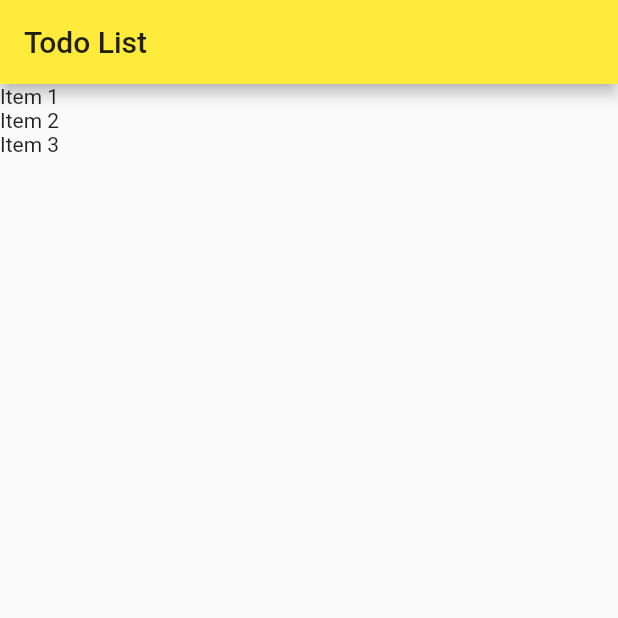
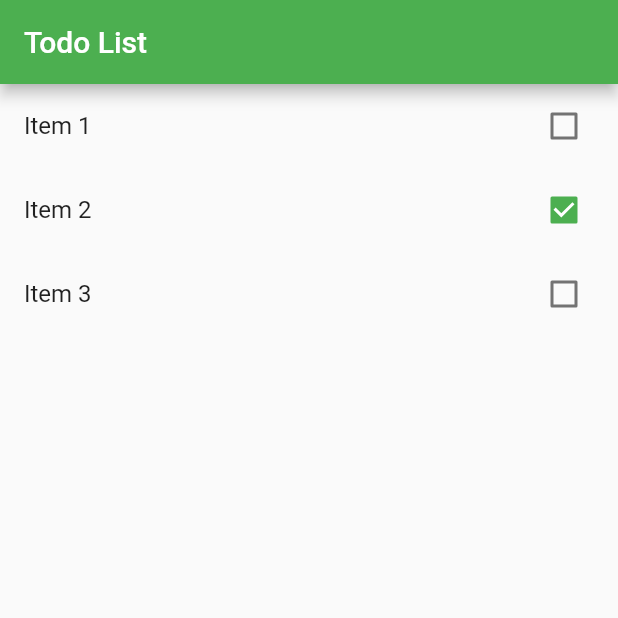
Before and after one commit to rafaelmadaloz/Todo-List-App, a Flutter app: the screen it shows after launch, on a phone screen of 412 x 824 dp, the top half of it. Run offline on Flutter 3.47's test engine with Material 2 defaults, Android fonts, the phone set to English and light mode, and no system bars; missing offline and left inert: dart:ffi.

```diff
--- a/lib/main.dart
+++ b/lib/main.dart
@@ -13,7 +13,7 @@ class MyApp extends StatelessWidget {
     return MaterialApp(
       title: 'Todo App',
       theme: ThemeData(
-        primarySwatch: Colors.yellow,
+        primarySwatch: Colors.green,
         visualDensity: VisualDensity.adaptivePlatformDensity,
       ),
       home: HomePage(),
@@ -45,7 +45,17 @@ class _HomePageState extends State<HomePage> {
       body: ListView.builder(
         itemCount: widget.items.length,
         itemBuilder: (BuildContext context, int index) {
-          return Text(widget.items[index].title);
+          final item = widget.items[index];
+          return CheckboxListTile(
+            title: Text(item.title),
+            key: Key(item.title),
+            value: item.done,
+            onChanged: (value) {
+              setState(() {
+                item.done = value;
+              });
+            },
+          );
         },
       ),
     );
```
